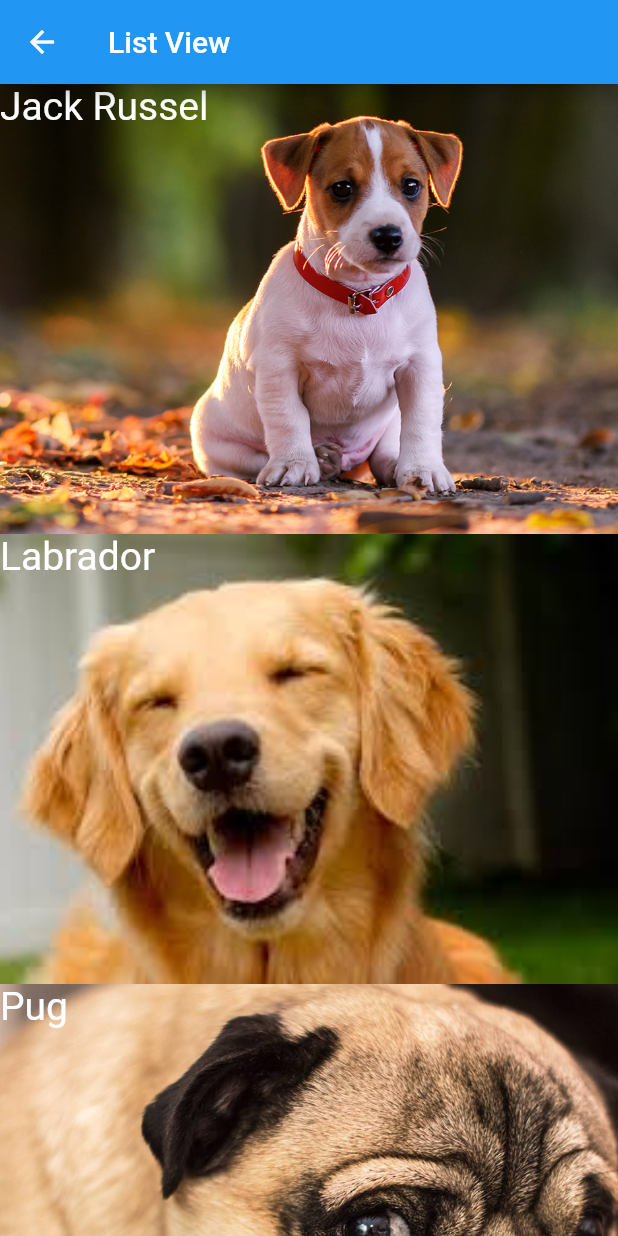
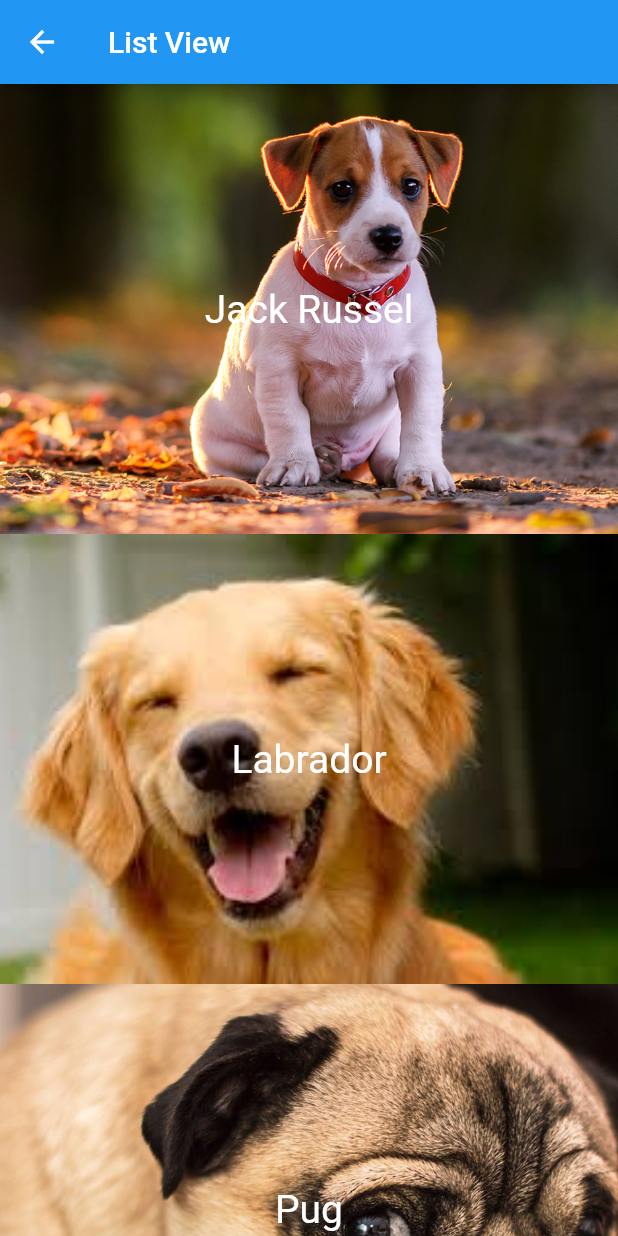
Before and after one commit to josuecamelo/flutter_intermediario_part2, a Flutter app: the HelloListView screen opened directly, on a phone screen of 412 x 824 dp. Run offline on Flutter 3.47's test engine with Material 2 defaults, Android fonts, the phone set to English and light mode, and no system bars.

Commit message:
Alinhamento com Stack

```diff
--- a/lib/pages/hello_listview.dart
+++ b/lib/pages/hello_listview.dart
@@ -38,9 +38,12 @@ class HelloListView extends StatelessWidget {
             fit: StackFit.expand,
             children: <Widget>[
               _img(dog.foto),
-              Text(
-                dog.nome,
-                style: TextStyle(fontSize: 26, color: Colors.white),
+              Container(
+                alignment: Alignment.center,
+                child: Text(
+                  dog.nome,
+                  style: TextStyle(fontSize: 26, color: Colors.white),
+                ),
               ),
             ],
           );
```
